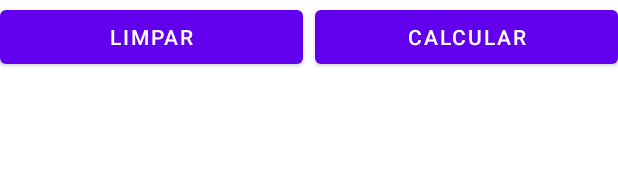
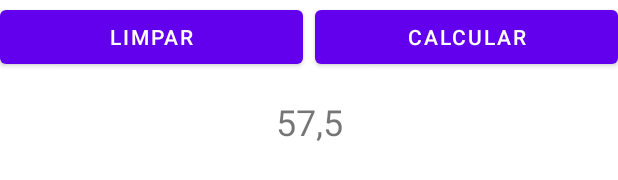
Before and after one commit to RickSilva7/Calculadora-de-Gorjeta, an Android app: the layout activity_main.xml on its own in the app's theme, with its tools: preview values and no code run, on a phone screen of 412 x 824 dp. Shown: the part 477-657 px from the top of the screen. Run offline under Robolectric (Android 15) with nearby library versions, the phone set to English and light mode, and no system bars.

Commit message:
aplicacao finalizada

```diff
--- a/app/src/main/res/layout/activity_main.xml
+++ b/app/src/main/res/layout/activity_main.xml
@@ -28,6 +28,17 @@
         app:layout_constraintEnd_toEndOf="parent"
         app:layout_constraintStart_toStartOf="parent"
         app:layout_constraintTop_toBottomOf="@+id/tv_title" />
+
+    <TextView
+        android:id="@+id/tv_result"
+        android:layout_width="wrap_content"
+        android:layout_height="wrap_content"
+        android:layout_margin="16dp"
+        android:textSize="24sp"
+        app:layout_constraintEnd_toEndOf="parent"
+        app:layout_constraintStart_toStartOf="parent"
+        app:layout_constraintTop_toBottomOf="@+id/btn_clean"
+        tools:text="57,5" />\>
 
     <com.google.android.material.textfield.TextInputLayout
         android:id="@+id/til_total"
```
Also changed, not shown: app/src/main/java/com/example/aplicativodegorjeta/MainActivity.kt (+58 -8 lines).
